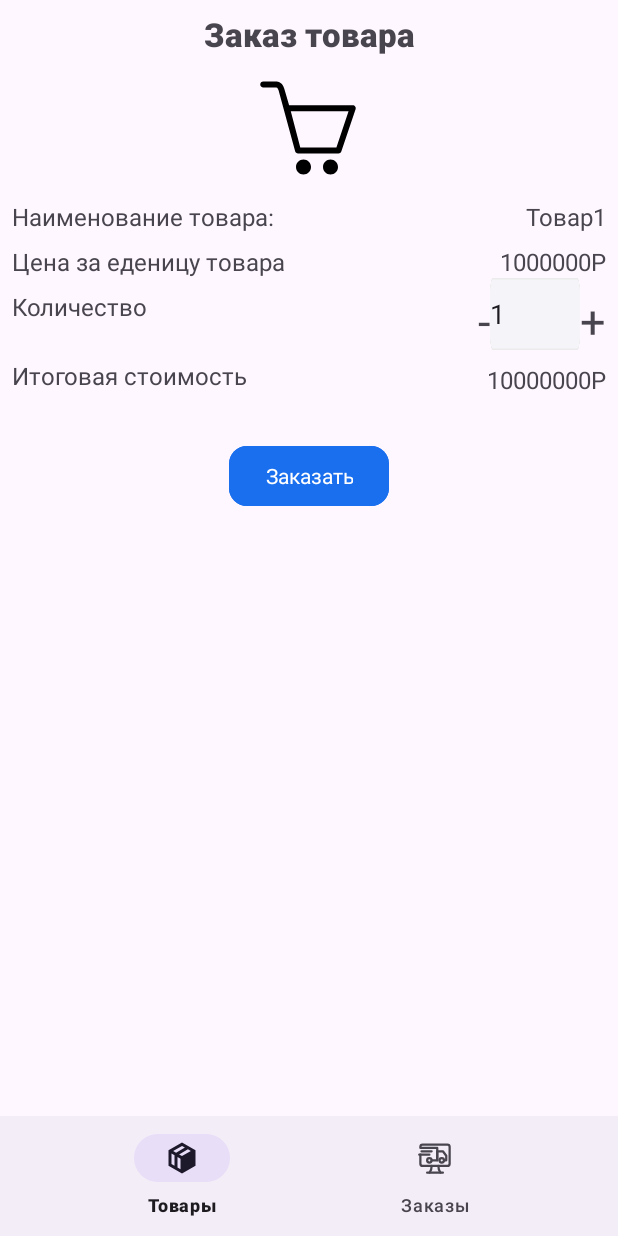
After one commit to Ze1nFeeD/PromOrder, an Android app: the fragment UserAddOrder placed in its activity, on a phone screen of 412 x 824 dp. The commit adds this screen. Run offline under Robolectric (Android 15) with nearby library versions, the phone set to English and light mode, and no system bars; our stand-ins replace Room's generated code.

Commit message:
add OrderEntity and opportunity append order

```diff
--- a/app/build.gradle.kts
+++ b/app/build.gradle.kts
@@ -34,6 +34,9 @@ android {
     kotlinOptions {
         jvmTarget = "1.8"
     }
+    buildFeatures {
+        viewBinding = true
+    }
 }
 
 dependencies {
@@ -43,6 +46,8 @@ dependencies {
     implementation("com.google.android.material:material:1.10.0")
     implementation("androidx.constraintlayout:constraintlayout:2.1.4")
     implementation ("androidx.lifecycle:lifecycle-runtime-ktx:2.3.1")
+    implementation("androidx.legacy:legacy-support-v4:1.0.0")
+    implementation("androidx.recyclerview:recyclerview:1.3.0")
     testImplementation("junit:junit:4.13.2")
     androidTestImplementation("androidx.test.ext:junit:1.1.5")
     androidTestImplementation("androidx.test.espresso:espresso-core:3.5.1")
--- a/app/src/main/java/com/example/promorder/AdapterProdUser.kt
+++ b/app/src/main/java/com/example/promorder/AdapterProdUser.kt
@@ -19,6 +19,7 @@ import kotlinx.coroutines.launch
 
 class AdapterProdUser (private val dataList: List<ProductEntity>) : RecyclerView.Adapter<AdapterProdUser.ViewHolder>() {
     private lateinit var db: RoomDb
+
 
     class ViewHolder(view: View) : RecyclerView.ViewHolder(view) {
         val nameprod: TextView = view.findViewById(R.id.nameproduser)
@@ -44,6 +45,26 @@ class AdapterProdUser (private val dataList: List<ProductEntity>) : RecyclerView
         holder.countprod.text = data.countproduct
         holder.priceprod.text = data.priceproduct
 
+        holder.btnAddOrder.setOnClickListener {
+            val item = dataList[position]
+
+            val fragmentManager = (holder.itemView.context as AppCompatActivity).supportFragmentManager
+            val fragmentTransaction = fragmentManager.beginTransaction()
+            val newFragment = UserAddOrder()
+
+            val args = Bundle()
+
+            args.putInt("idprod", item.id)
+            args.putString("nameprod", item.nameproduct.toString())
+            args.putString("countprod", item.countproduct.toString())
+            args.putString("priceprod", item.priceproduct.toString())
+
+            newFragment.arguments = args
+
+            fragmentTransaction.replace(R.id.containerUser, newFragment)
+            fragmentTransaction.addToBackStack(null)
+            fragmentTransaction.commit()
+        }
     }
 
     override fun getItemCount(): Int {
--- a/app/src/main/java/com/example/promorder/MainActivity.kt
+++ b/app/src/main/java/com/example/promorder/MainActivity.kt
@@ -46,7 +46,11 @@ class MainActivity : AppCompatActivity() {
                     else
                     {
                         runOnUiThread {
-                           startActivity(Intent(this, UserMainActivity::class.java))
+                            val sharedPreferences = getSharedPreferences("MyPrefs", Context.MODE_PRIVATE)
+                            val editor = sharedPreferences.edit()
+                            editor.putString("username", username.text.toString())
+                            editor.apply()
+                            startActivity(Intent(this, UserMainActivity::class.java))
                         }
                     }
                 }
--- /dev/null
+++ b/app/src/main/java/com/example/promorder/UserAddOrder.kt
@@ -0,0 +1,86 @@
+package com.example.promorder
+
+import android.annotation.SuppressLint
+import android.content.Context
+import android.content.Intent
+import android.os.Bundle
+import androidx.fragment.app.Fragment
+import android.view.LayoutInflater
+import android.view.View
+import android.view.ViewGroup
+import android.widget.Button
+import android.widget.EditText
+import android.widget.TextView
+import android.widget.Toast
+import androidx.core.widget.addTextChangedListener
+import androidx.fragment.app.FragmentTransaction
+import androidx.lifecycle.lifecycleScope
+import com.example.promorder.room.DatabaseProvider
+import com.example.promorder.room.OrderEntity
+import com.example.promorder.room.RoomDb
+import com.example.promorder.room.UserEntity
+import kotlinx.coroutines.launch
+
+
+class UserAddOrder : Fragment() {
+    private lateinit var db: RoomDb
+    @SuppressLint("MissingInflatedId")
+    override fun onCreateView(
+        inflater: LayoutInflater, container: ViewGroup?,
+        savedInstanceState: Bundle?
+    ): View? {
+        // Inflate the layout for this fragment
+        val view = inflater.inflate(R.layout.fragment_user_add_order, container, false)
+        db = DatabaseProvider.getDatabase(requireContext())
+
+        val arguments = arguments
+
+        val newprodcount: EditText = view.findViewById(R.id.newprodcount)
+        newprodcount.setText("1")
+        val btnaddNewOrd: Button = view.findViewById(R.id.btnAddNewOrder)
+        val nameordnew: TextView = view.findViewById(R.id.nameordnew)
+        val newordprice: TextView = view.findViewById(R.id.newordprice)
+        val finalpriceord: TextView = view.findViewById(R.id.finalpriceord)
+        val statusorder = "В обработке"
+
+        val sharedPreferences = requireContext().getSharedPreferences("MyPrefs", Context.MODE_PRIVATE)
+        val username = sharedPreferences.getString("username", "") ?: ""
+
+        if (arguments != null) {
+            nameordnew.setText(arguments.getString("nameprod"))
+            newordprice.setText(arguments.getString("priceprod"))
+            finalpriceord.setText(arguments.getString("priceprod"))
+        }
+
+        newprodcount.addTextChangedListener {
+            val count =  newprodcount.text.toString().toInt()
+            val price = newordprice.text.toString().toInt()
+            val result = count * price
+            finalpriceord.setText(result.toString())
+        }
+        btnaddNewOrd.setOnClickListener {
+            lifecycleScope.launch {
+                    db.orderDao().insertOrder(
+                        OrderEntity(
+                            nameproduct = nameordnew.text.toString(),
+                            countproduct = newprodcount.text.toString(),
+                            priceorder = finalpriceord.text.toString(),
+                            iduserord = username.toString(),
+                            statusorder = statusorder.toString()
+                        )
+                    )
+            }
+            val newFragment: Fragment = AdminWindowProduct()
+
+            val transaction: FragmentTransaction = requireFragmentManager().beginTransaction()
+            transaction.replace(
+                com.example.promorder.R.id.containerUser,
+                newFragment
+            )
+
+            transaction.commit()
+        }
+        return view
+    }
+
+}
--- a/app/src/main/java/com/example/promorder/room/OrderEntity.kt
+++ b/app/src/main/java/com/example/promorder/room/OrderEntity.kt
@@ -9,7 +9,7 @@ data class OrderEntity(
     @PrimaryKey(autoGenerate = true) val id: Int = 0,
     @ColumnInfo(name = "nameorder") val nameproduct: String,
     @ColumnInfo(name = "countorder") val countproduct: String,
-    @ColumnInfo(name = "priceorder") val priceproduct: String,
+    @ColumnInfo(name = "priceorder") val priceorder: String,
     @ColumnInfo(name = "statusorder") val statusorder: String,
     @ColumnInfo(name = "iduserord") val iduserord: String,
     )
--- a/app/src/main/java/com/example/promorder/room/RoomBD.kt
+++ b/app/src/main/java/com/example/promorder/room/RoomBD.kt
@@ -3,8 +3,9 @@ package com.example.promorder.room
 import androidx.room.Database
 import androidx.room.RoomDatabase
 
-@Database(entities = [UserEntity::class, ProductEntity::class],version = 1, exportSchema = false)
+@Database(entities = [UserEntity::class, ProductEntity::class, OrderEntity::class],version = 1, exportSchema = false)
 abstract class RoomDb: RoomDatabase() {
     abstract fun userDao(): UserDao
     abstract fun ProductDao(): ProductDao
+    abstract fun orderDao(): OrderDao
 }
--- /dev/null
+++ b/app/src/main/res/drawable/basket.xml
@@ -0,0 +1,9 @@
+<vector xmlns:android="http://schemas.android.com/apk/res/android"
+    android:width="64dp"
+    android:height="64dp"
+    android:viewportWidth="32"
+    android:viewportHeight="32">
+  <path
+      android:pathData="M31.739,8.875c-0.186,-0.264 -0.489,-0.422 -0.812,-0.422h-21.223l-1.607,-5.54c-0.63,-2.182 -2.127,-2.417 -2.741,-2.417h-4.284c-0.549,0 -0.993,0.445 -0.993,0.993s0.445,0.993 0.993,0.993h4.283c0.136,0 0.549,0 0.831,0.974l5.527,20.311c0.12,0.428 0.511,0.724 0.956,0.724h13.499c0.419,0 0.793,-0.262 0.934,-0.657l4.758,-14.053c0.11,-0.304 0.064,-0.643 -0.122,-0.907zM25.47,22.506h-12.046l-3.161,-12.066h19.253zM23.5,26.504c-1.381,0 -2.5,1.119 -2.5,2.5s1.119,2.5 2.5,2.5 2.5,-1.119 2.5,-2.5c0,-1.381 -1.119,-2.5 -2.5,-2.5zM14.5,26.504c-1.381,0 -2.5,1.119 -2.5,2.5s1.119,2.5 2.5,2.5 2.5,-1.119 2.5,-2.5c0,-1.381 -1.119,-2.5 -2.5,-2.5z"
+      android:fillColor="#000000"/>
+</vector>
--- /dev/null
+++ b/app/src/main/res/layout/fragment_user_add_order.xml
@@ -0,0 +1,153 @@
+<?xml version="1.0" encoding="utf-8"?>
+<androidx.constraintlayout.widget.ConstraintLayout xmlns:android="http://schemas.android.com/apk/res/android"
+    xmlns:app="http://schemas.android.com/apk/res-auto"
+    xmlns:tools="http://schemas.android.com/tools"
+    android:layout_width="match_parent"
+    android:layout_height="match_parent"
+    tools:context=".UserAddOrder">
+
+    <TextView
+        android:id="@+id/textView"
+        android:layout_width="wrap_content"
+        android:layout_height="wrap_content"
+        android:layout_marginTop="8dp"
+        android:fontFamily="sans-serif-black"
+        android:text="Заказ товара"
+        android:textSize="22dp"
+        app:layout_constraintEnd_toEndOf="parent"
+        app:layout_constraintStart_toStartOf="parent"
+        app:layout_constraintTop_toTopOf="parent" />
+
+    <ImageView
+        android:id="@+id/imageView"
+        android:layout_width="wrap_content"
+        android:layout_height="wrap_content"
+        android:layout_marginTop="16dp"
+        android:src="@drawable/basket"
+        app:layout_constraintEnd_toEndOf="parent"
+        app:layout_constraintHorizontal_bias="0.498"
+        app:layout_constraintStart_toStartOf="parent"
+        app:layout_constraintTop_toBottomOf="@+id/textView" />
+
+
+    <TextView
+        android:id="@+id/textView2"
+        android:layout_width="wrap_content"
+        android:layout_height="wrap_content"
+        android:layout_marginStart="8dp"
+        android:layout_marginTop="16dp"
+        android:text="Наименование товара:"
+        android:textSize="16dp"
+        app:layout_constraintStart_toStartOf="parent"
+        app:layout_constraintTop_toBottomOf="@+id/imageView" />
+
+    <TextView
+        android:id="@+id/nameordnew"
+        android:layout_width="wrap_content"
+        android:layout_height="wrap_content"
+        android:layout_marginTop="16dp"
+        android:layout_marginEnd="8dp"
+        android:text="Товар1"
+        android:textSize="16dp"
+        app:layout_constraintEnd_toEndOf="parent"
+        app:layout_constraintTop_toBottomOf="@+id/imageView" />
+
+    <TextView
+        android:id="@+id/textView4"
+        android:layout_width="wrap_content"
+        android:layout_height="wrap_content"
+        android:layout_marginStart="8dp"
+        android:layout_marginTop="8dp"
+        android:text="Цена за еденицу товара"
+        android:textSize="16dp"
+        app:layout_constraintStart_toStartOf="parent"
+        app:layout_constraintTop_toBottomOf="@+id/textView2" />
+
+    <TextView
+        android:id="@+id/newordprice"
+        android:layout_width="wrap_content"
+        android:layout_height="wrap_content"
+        android:layout_marginTop="8dp"
+        android:layout_marginEnd="8dp"
+        android:text="1000000Р"
+        android:textSize="16dp"
+        app:layout_constraintEnd_toEndOf="parent"
+        app:layout_constraintTop_toBottomOf="@+id/nameordnew" />
+
+    <TextView
+        android:id="@+id/textView7"
+        android:layout_width="wrap_content"
+        android:layout_height="wrap_content"
+        android:layout_marginStart="8dp"
+        android:layout_marginTop="8dp"
+        android:text="Количество"
+        android:textSize="16dp"
+        app:layout_constraintStart_toStartOf="parent"
+        app:layout_constraintTop_toBottomOf="@+id/textView4" />
+
+
+    <TextView
+        android:id="@+id/minuscount"
+        android:layout_width="wrap_content"
+        android:layout_height="wrap_content"
+        android:layout_marginTop="8dp"
+        android:text="-"
+        android:textSize="30dp"
+        app:layout_constraintEnd_toStartOf="@+id/newprodcount"
+        app:layout_constraintTop_toBottomOf="@+id/newordprice" />
+
+    <TextView
+        android:id="@+id/pluscount"
+        android:layout_width="wrap_content"
+        android:layout_height="wrap_content"
+        android:layout_marginTop="8dp"
+        android:layout_marginEnd="8dp"
+        android:text="+"
+        android:textSize="30dp"
+        app:layout_constraintEnd_toEndOf="parent"
+        app:layout_constraintTop_toBottomOf="@+id/newordprice" />
+
+    <TextView
+        android:id="@+id/textView8"
+        android:layout_width="wrap_content"
+        android:layout_height="wrap_content"
+        android:layout_marginStart="8dp"
+        android:layout_marginTop="24dp"
+        android:text="Итоговая стоимость"
+        android:textSize="16dp"
+        app:layout_constraintStart_toStartOf="parent"
+        app:layout_constraintTop_toBottomOf="@+id/textView7" />
+
+    <TextView
+        android:id="@+id/finalpriceord"
+        android:layout_width="wrap_content"
+        android:layout_height="wrap_content"
+        android:layout_marginTop="8dp"
+        android:layout_marginEnd="8dp"
+        android:text="10000000Р"
+        android:textSize="16dp"
+        app:layout_constraintEnd_toEndOf="parent"
+        app:layout_constraintTop_toBottomOf="@+id/pluscount" />
+
+    <Button
+        style="@style/btn"
+        android:id="@+id/btnAddNewOrder"
+        android:layout_width="wrap_content"
+        android:layout_height="wrap_content"
+        android:layout_marginTop="32dp"
+        android:backgroundTint="@color/blue"
+        android:text="Заказать"
+        app:layout_constraintEnd_toEndOf="parent"
+        app:layout_constraintStart_toStartOf="parent"
+        app:layout_constraintTop_toBottomOf="@+id/textView8" />
+
+    <EditText
+        android:id="@+id/newprodcount"
+        android:layout_width="60dp"
+        android:layout_height="wrap_content"
+        android:background="@drawable/bg"
+        android:inputType="number"
+        android:hint="1"
+        app:layout_constraintEnd_toStartOf="@+id/pluscount"
+        app:layout_constraintTop_toBottomOf="@+id/newordprice" />
+</androidx.constraintlayout.widget.ConstraintLayout>
--- /dev/null
+++ b/app/src/main/res/values/dimens.xml
@@ -0,0 +1,4 @@
+<?xml version="1.0" encoding="utf-8"?>
+<resources>
+    <dimen name="text_margin">16dp</dimen>
+</resources>
```
